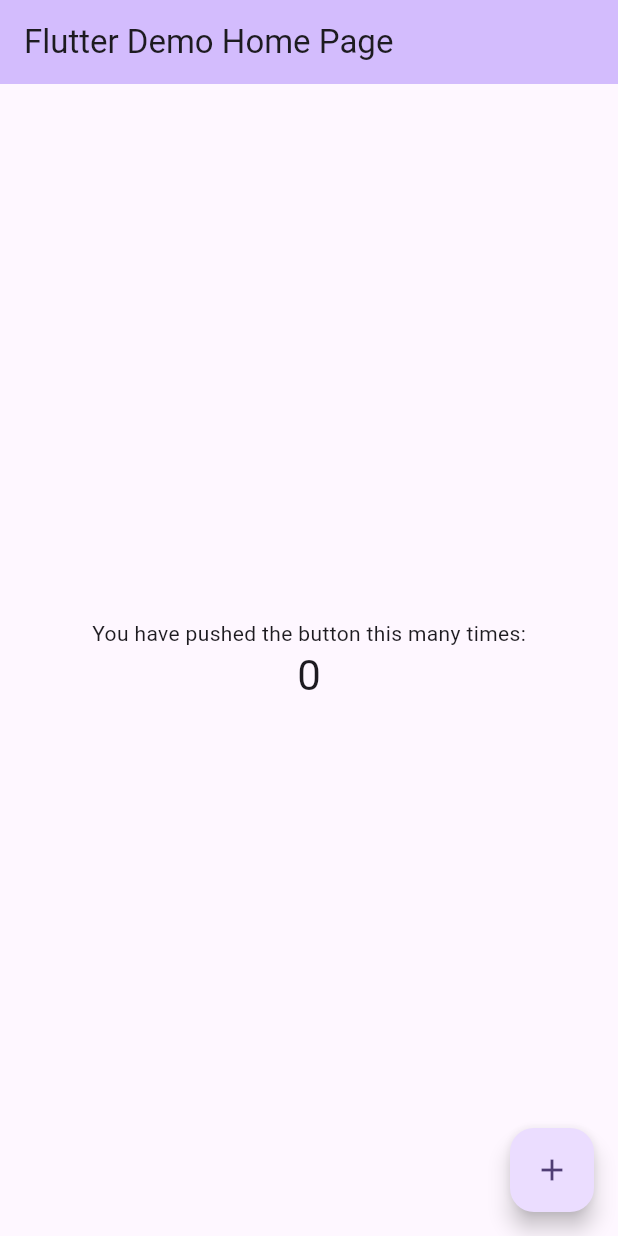
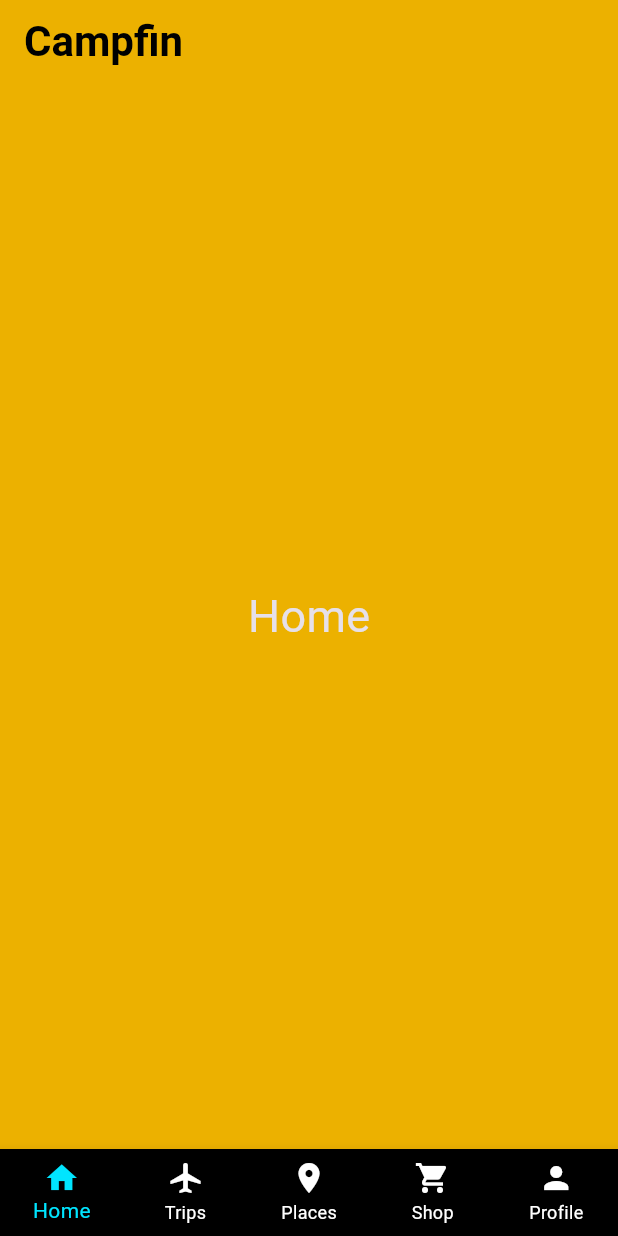
Before and after one commit to CS342-Mobile-Application/Campfin, a Flutter app: the screen it shows after launch, on a phone screen of 412 x 824 dp. Run offline on Flutter 3.47's test engine with Material 3 defaults, Android fonts, the phone set to English and light mode, and no system bars.

Commit message:
config project and add bottom navigation bar

```diff
--- /dev/null
+++ b/lib/layout/custom_navigation_bar.dart
@@ -0,0 +1,59 @@
+import 'package:flutter/material.dart';
+import 'package:mobile_campfin/screens/home.dart';
+import 'package:mobile_campfin/screens/places.dart';
+import 'package:mobile_campfin/screens/profile.dart';
+import 'package:mobile_campfin/screens/shop.dart';
+import 'package:mobile_campfin/screens/trips.dart';
+
+
+class CustomNavigationBar extends StatefulWidget {
+  const CustomNavigationBar({Key? key}) : super(key: key);
+  @override
+  _CustomNavigationBarState  createState() => _CustomNavigationBarState ();
+}
+
+class _CustomNavigationBarState  extends State<CustomNavigationBar> {
+  int _selectedIndex = 0;
+
+  void onTappedBar(int index) {
+    setState(() {
+      _selectedIndex = index;
+    });
+  }
+
+  @override
+  Widget build(BuildContext context) {
+    final List<Widget> screens = [
+    const  Home(),
+     const Trips(),
+     const Places(),
+     const Shop(),
+     const Profile(),
+    ];
+    return Scaffold(
+      body: screens[_selectedIndex],
+      bottomNavigationBar: BottomNavigationBar(
+        type: BottomNavigationBarType.fixed,
+        unselectedItemColor: Colors.white,
+        selectedItemColor: Color.fromARGB(255, 0, 229, 255),
+        onTap: (tap) => onTappedBar(tap),
+        currentIndex: _selectedIndex,
+        items: const <BottomNavigationBarItem>[
+          BottomNavigationBarItem(
+            icon: Icon(Icons.home),
+            label: 'Home',
+          ),
+          BottomNavigationBarItem(
+              icon: Icon(Icons.airplanemode_active), label: 'Trips'),
+          BottomNavigationBarItem(
+              icon: Icon(Icons.place), label: 'Places'),
+          BottomNavigationBarItem(
+              icon: Icon(Icons.shopping_cart), label: 'Shop'),
+          BottomNavigationBarItem(
+              icon: Icon(Icons.person), label: 'Profile'),
+
+        ],
+      ),
+    );
+  }
+}
--- a/lib/main.dart
+++ b/lib/main.dart
@@ -1,125 +1,50 @@
 import 'package:flutter/material.dart';
+import 'package:mobile_campfin/layout/custom_navigation_bar.dart';
 
 void main() {
-  runApp(const MyApp());
+  runApp(MyApp());
 }
 
-class MyApp extends StatelessWidget {
-  const MyApp({super.key});
+class MyApp extends StatefulWidget {
+  const MyApp({Key? key}) : super(key: key);
 
-  // This widget is the root of your application.
   @override
-  Widget build(BuildContext context) {
-    return MaterialApp(
-      title: 'Flutter Demo',
-      theme: ThemeData(
-        // This is the theme of your application.
-        //
-        // TRY THIS: Try running your application with "flutter run". You'll see
-        // the application has a purple toolbar. Then, without quitting the app,
-        // try changing the seedColor in the colorScheme below to Colors.green
-        // and then invoke "hot reload" (save your changes or press the "hot
-        // reload" button in a Flutter-supported IDE, or press "r" if you used
-        // the command line to start the app).
-        //
-        // Notice that the counter didn't reset back to zero; the application
-        // state is not lost during the reload. To reset the state, use hot
-        // restart instead.
-        //
-        // This works for code too, not just values: Most code changes can be
-        // tested with just a hot reload.
-        colorScheme: ColorScheme.fromSeed(seedColor: Colors.deepPurple),
-        useMaterial3: true,
-      ),
-      home: const MyHomePage(title: 'Flutter Demo Home Page'),
-    );
-  }
+  _MyAppState createState() => _MyAppState();
 }
 
-class MyHomePage extends StatefulWidget {
-  const MyHomePage({super.key, required this.title});
+class _MyAppState extends State<MyApp> {
+  int selectedIndex = 0;
 
-  // This widget is the home page of your application. It is stateful, meaning
-  // that it has a State object (defined below) that contains fields that affect
-  // how it looks.
-
-  // This class is the configuration for the state. It holds the values (in this
-  // case the title) provided by the parent (in this case the App widget) and
-  // used by the build method of the State. Fields in a Widget subclass are
-  // always marked "final".
-
-  final String title;
-
-  @override
-  State<MyHomePage> createState() => _MyHomePageState();
-}
-
-class _MyHomePageState extends State<MyHomePage> {
-  int _counter = 0;
-
-  void _incrementCounter() {
+  void onItemTapped(int index) {
     setState(() {
-      // This call to setState tells the Flutter framework that something has
-      // changed in this State, which causes it to rerun the build method below
-      // so that the display can reflect the updated values. If we changed
-      // _counter without calling setState(), then the build method would not be
-      // called again, and so nothing would appear to happen.
-      _counter++;
+      selectedIndex = index;
     });
   }
 
   @override
   Widget build(BuildContext context) {
-    // This method is rerun every time setState is called, for instance as done
-    // by the _incrementCounter method above.
-    //
-    // The Flutter framework has been optimized to make rerunning build methods
-    // fast, so that you can just rebuild anything that needs updating rather
-    // than having to individually change instances of widgets.
-    return Scaffold(
-      appBar: AppBar(
-        // TRY THIS: Try changing the color here to a specific color (to
-        // Colors.amber, perhaps?) and trigger a hot reload to see the AppBar
-        // change color while the other colors stay the same.
-        backgroundColor: Theme.of(context).colorScheme.inversePrimary,
-        // Here we take the value from the MyHomePage object that was created by
-        // the App.build method, and use it to set our appbar title.
-        title: Text(widget.title),
+    return MaterialApp(
+      title: 'Flutter Demo',
+      theme: ThemeData.dark().copyWith(
+       appBarTheme: const AppBarTheme(
+          backgroundColor: Colors.transparent,
+          foregroundColor: Colors.black,
+          //fontWeight: FontWeight.bold,
+          titleTextStyle: TextStyle(
+            color: Colors.black,
+            fontSize: 28,
+            fontWeight: FontWeight.bold,
+          ),
+          elevation: 0,
+        ),
+        scaffoldBackgroundColor: Color.fromARGB(255, 236, 177, 0),
+        bottomNavigationBarTheme: const BottomNavigationBarThemeData(
+         backgroundColor: Color.fromARGB(255, 0, 0, 0),
+        ),
+
+
       ),
-      body: Center(
-        // Center is a layout widget. It takes a single child and positions it
-        // in the middle of the parent.
-        child: Column(
-          // Column is also a layout widget. It takes a list of children and
-          // arranges them vertically. By default, it sizes itself to fit its
-          // children horizontally, and tries to be as tall as its parent.
-          //
-          // Column has various properties to control how it sizes itself and
-          // how it positions its children. Here we use mainAxisAlignment to
-          // center the children vertically; the main axis here is the vertical
-          // axis because Columns are vertical (the cross axis would be
-          // horizontal).
-          //
-          // TRY THIS: Invoke "debug painting" (choose the "Toggle Debug Paint"
-          // action in the IDE, or press "p" in the console), to see the
-          // wireframe for each widget.
-          mainAxisAlignment: MainAxisAlignment.center,
-          children: <Widget>[
-            const Text(
-              'You have pushed the button this many times:',
-            ),
-            Text(
-              '$_counter',
-              style: Theme.of(context).textTheme.headlineMedium,
-            ),
-          ],
-        ),
-      ),
-      floatingActionButton: FloatingActionButton(
-        onPressed: _incrementCounter,
-        tooltip: 'Increment',
-        child: const Icon(Icons.add),
-      ), // This trailing comma makes auto-formatting nicer for build methods.
+      home: CustomNavigationBar( ),
     );
   }
 }
--- /dev/null
+++ b/lib/screens/home.dart
@@ -0,0 +1,31 @@
+import 'package:flutter/material.dart';
+
+
+class Home extends StatefulWidget {
+  const Home({Key? key}) : super(key: key);
+
+  @override
+  _HomeState createState() => _HomeState();
+}
+
+class _HomeState extends State<Home> {
+  @override
+  Widget build(BuildContext context) {
+    return Scaffold(
+      appBar: AppBar(
+        title: Text('Campfin'),
+      ),
+      body: Center(
+        child: Column(
+          mainAxisAlignment: MainAxisAlignment.center,
+          children: <Widget>[
+            Text(
+              'Home',
+              style: TextStyle(fontSize: 30),
+            ),
+          ],
+        ),
+      ),
+    );
+  }
+}
--- a/pubspec.yaml
+++ b/pubspec.yaml
@@ -19,7 +19,7 @@ publish_to: 'none' # Remove this line if you wish to publish to pub.dev
 version: 1.0.0+1
 
 environment:
-  sdk: '>=3.2.2 <4.0.0'
+  sdk: '>=3.2.1 <4.0.0'
 
 # Dependencies specify other packages that your package needs in order to work.
 # To automatically upgrade your package dependencies to the latest versions
@@ -30,6 +30,8 @@ environment:
 dependencies:
   flutter:
     sdk: flutter
+  flutter_redux: ^0.10.0
+  redux: ^5.0.0
 
 
   # The following adds the Cupertino Icons font to your application.
```
Also changed, not shown: lib/screens/places.dart (added, +30 -0 lines), lib/screens/profile.dart (added, +42 -0 lines), lib/screens/shop.dart (added, +31 -0 lines), lib/screens/trips.dart (added, +31 -0 lines), lib/screens/create_trip.dart (added), lib/screens/place_detail.dart (added), lib/screens/trip_detail.dart (added), pubspec.lock.
